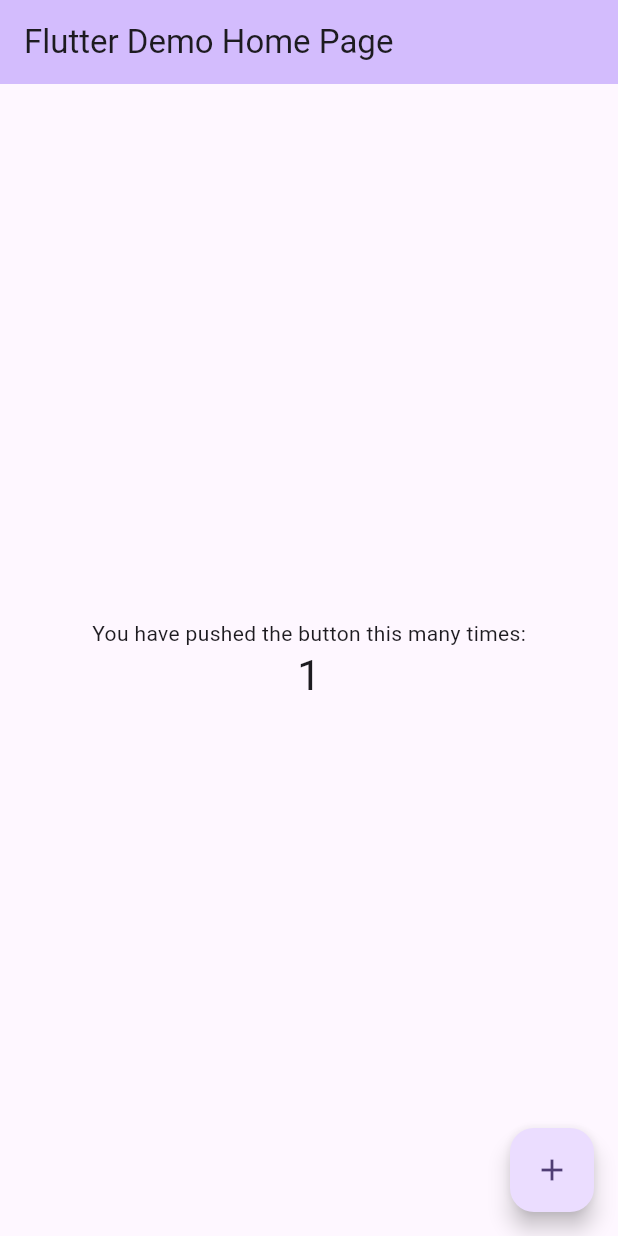
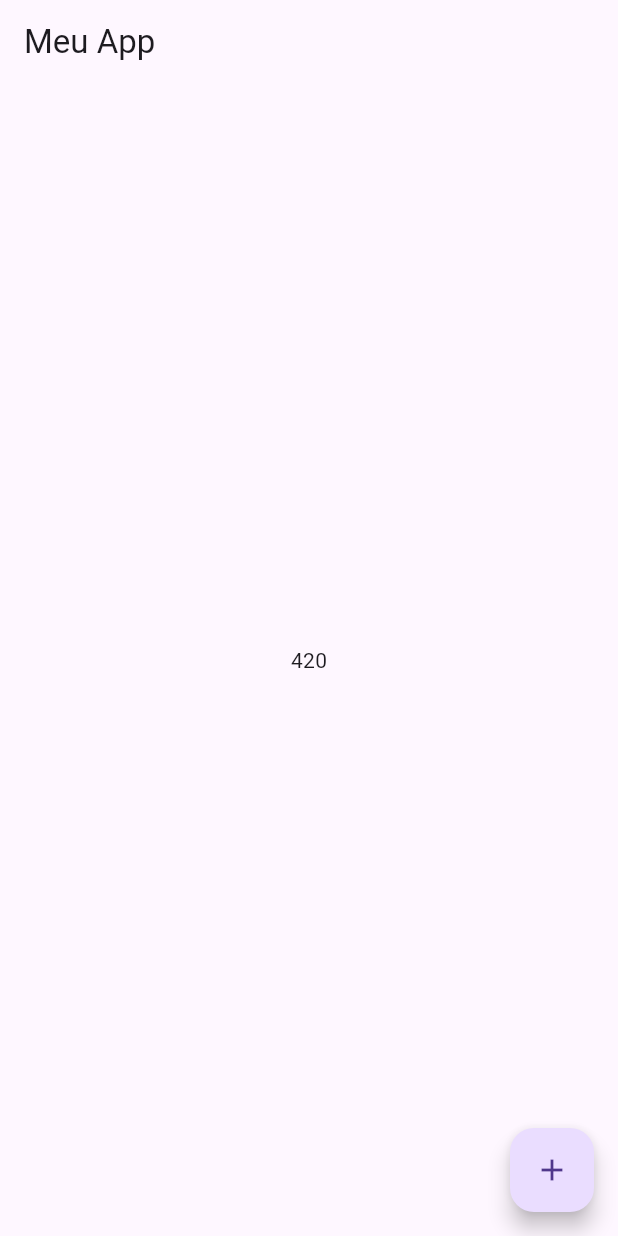
Before and after one commit to jeferson-rgb/meuappflutter, a Flutter app: the screen it shows after launch, after a tap on the "add" icon, on a phone screen of 412 x 824 dp. Run offline on Flutter 3.47's test engine with Material 3 defaults, Android fonts, the phone set to English and light mode, and no system bars.

Commit message:
Adicionei novas funcionalidades

```diff
--- a/lib/main.dart
+++ b/lib/main.dart
@@ -1,125 +1,7 @@
 import 'package:flutter/material.dart';
 
+import 'my_app.dart';
+
 void main() {
-  runApp(const MyApp());
+  runApp(const Myapp());
 }
-
-class MyApp extends StatelessWidget {
-  const MyApp({super.key});
-
-  // This widget is the root of your application.
-  @override
-  Widget build(BuildContext context) {
-    return MaterialApp(
-      title: 'Flutter Demo',
-      theme: ThemeData(
-        // This is the theme of your application.
-        //
-        // TRY THIS: Try running your application with "flutter run". You'll see
-        // the application has a purple toolbar. Then, without quitting the app,
-        // try changing the seedColor in the colorScheme below to Colors.green
-        // and then invoke "hot reload" (save your changes or press the "hot
-        // reload" button in a Flutter-supported IDE, or press "r" if you used
-        // the command line to start the app).
-        //
-        // Notice that the counter didn't reset back to zero; the application
-        // state is not lost during the reload. To reset the state, use hot
-        // restart instead.
-        //
-        // This works for code too, not just values: Most code changes can be
-        // tested with just a hot reload.
-        colorScheme: ColorScheme.fromSeed(seedColor: Colors.deepPurple),
-        useMaterial3: true,
-      ),
-      home: const MyHomePage(title: 'Flutter Demo Home Page'),
-    );
-  }
-}
-
-class MyHomePage extends StatefulWidget {
-  const MyHomePage({super.key, required this.title});
-
-  // This widget is the home page of your application. It is stateful, meaning
-  // that it has a State object (defined below) that contains fields that affect
-  // how it looks.
-
-  // This class is the configuration for the state. It holds the values (in this
-  // case the title) provided by the parent (in this case the App widget) and
-  // used by the build method of the State. Fields in a Widget subclass are
-  // always marked "final".
-
-  final String title;
-
-  @override
-  State<MyHomePage> createState() => _MyHomePageState();
-}
-
-class _MyHomePageState extends State<MyHomePage> {
-  int _counter = 0;
-
-  void _incrementCounter() {
-    setState(() {
-      // This call to setState tells the Flutter framework that something has
-      // changed in this State, which causes it to rerun the build method below
-      // so that the display can reflect the updated values. If we changed
-      // _counter without calling setState(), then the build method would not be
-      // called again, and so nothing would appear to happen.
-      _counter++;
-    });
-  }
-
-  @override
-  Widget build(BuildContext context) {
-    // This method is rerun every time setState is called, for instance as done
-    // by the _incrementCounter method above.
-    //
-    // The Flutter framework has been optimized to make rerunning build methods
-    // fast, so that you can just rebuild anything that needs updating rather
-    // than having to individually change instances of widgets.
-    return Scaffold(
-      appBar: AppBar(
-        // TRY THIS: Try changing the color here to a specific color (to
-        // Colors.amber, perhaps?) and trigger a hot reload to see the AppBar
-        // change color while the other colors stay the same.
-        backgroundColor: Theme.of(context).colorScheme.inversePrimary,
-        // Here we take the value from the MyHomePage object that was created by
-        // the App.build method, and use it to set our appbar title.
-        title: Text(widget.title),
-      ),
-      body: Center(
-        // Center is a layout widget. It takes a single child and positions it
-        // in the middle of the parent.
-        child: Column(
-          // Column is also a layout widget. It takes a list of children and
-          // arranges them vertically. By default, it sizes itself to fit its
-          // children horizontally, and tries to be as tall as its parent.
-          //
-          // Column has various properties to control how it sizes itself and
-          // how it positions its children. Here we use mainAxisAlignment to
-          // center the children vertically; the main axis here is the vertical
-          // axis because Columns are vertical (the cross axis would be
-          // horizontal).
-          //
-          // TRY THIS: Invoke "debug painting" (choose the "Toggle Debug Paint"
-          // action in the IDE, or press "p" in the console), to see the
-          // wireframe for each widget.
-          mainAxisAlignment: MainAxisAlignment.center,
-          children: <Widget>[
-            const Text(
-              'You have pushed the button this many times:',
-            ),
-            Text(
-              '$_counter',
-              style: Theme.of(context).textTheme.headlineMedium,
-            ),
-          ],
-        ),
-      ),
-      floatingActionButton: FloatingActionButton(
-        onPressed: _incrementCounter,
-        tooltip: 'Increment',
-        child: const Icon(Icons.add),
-      ), // This trailing comma makes auto-formatting nicer for build methods.
-    );
-  }
-}
--- /dev/null
+++ b/lib/my_app.dart
@@ -0,0 +1,18 @@
+import 'package:flutter/material.dart';
+
+import 'pages/home_page.dart';
+
+class Myapp extends StatelessWidget {
+  const Myapp ({super.key});
+
+  @override
+  Widget build(BuildContext context) {
+    return MaterialApp(
+      debugShowCheckedModeBanner: false,
+      theme: ThemeData(
+        primarySwatch: Colors.red
+      ),
+      home: const HomePage(),
+    );
+  }
+}
--- /dev/null
+++ b/lib/pages/home_page.dart
@@ -0,0 +1,34 @@
+import 'package:flutter/material.dart';
+
+import '../service/gerador_numero_aleatorio_service.dart';
+
+class HomePage extends StatefulWidget {
+  const HomePage({super.key});
+
+  @override
+  State<HomePage> createState() => _HomePageState();
+}
+
+class _HomePageState extends State<HomePage> {
+   var numeroGerado = 0;
+
+
+
+  @override
+  Widget build(BuildContext context) {
+    return Scaffold(
+      appBar: AppBar(
+        title: const Text("Meu App"),
+      ),
+      body: Center(child: Text(numeroGerado.toString())),
+      floatingActionButton: FloatingActionButton(
+        child: const Icon(Icons.add),
+        onPressed: () {
+          setState(() {
+            numeroGerado = GeradorNumeroAleatorioService.gerarNumeroAleatorio(1000);
+          });
+        }
+      ),
+    );
+  }
+}
--- /dev/null
+++ b/lib/service/gerador_numero_aleatorio_service.dart
@@ -0,0 +1,8 @@
+import 'dart:math';
+
+class GeradorNumeroAleatorioService {
+   static int gerarNumeroAleatorio(int numeroMaximo) {
+     Random numeroAleatorio = Random();
+     return numeroAleatorio.nextInt(numeroMaximo);
+   }
+}
```
Also changed, not shown: 1 other file.
